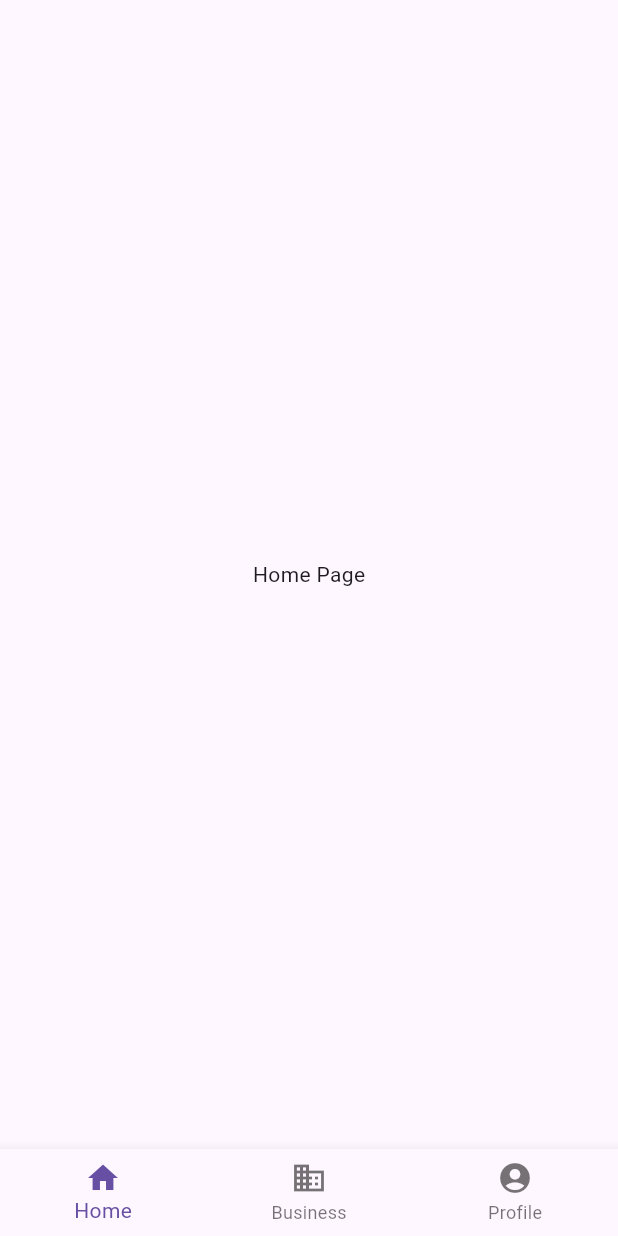
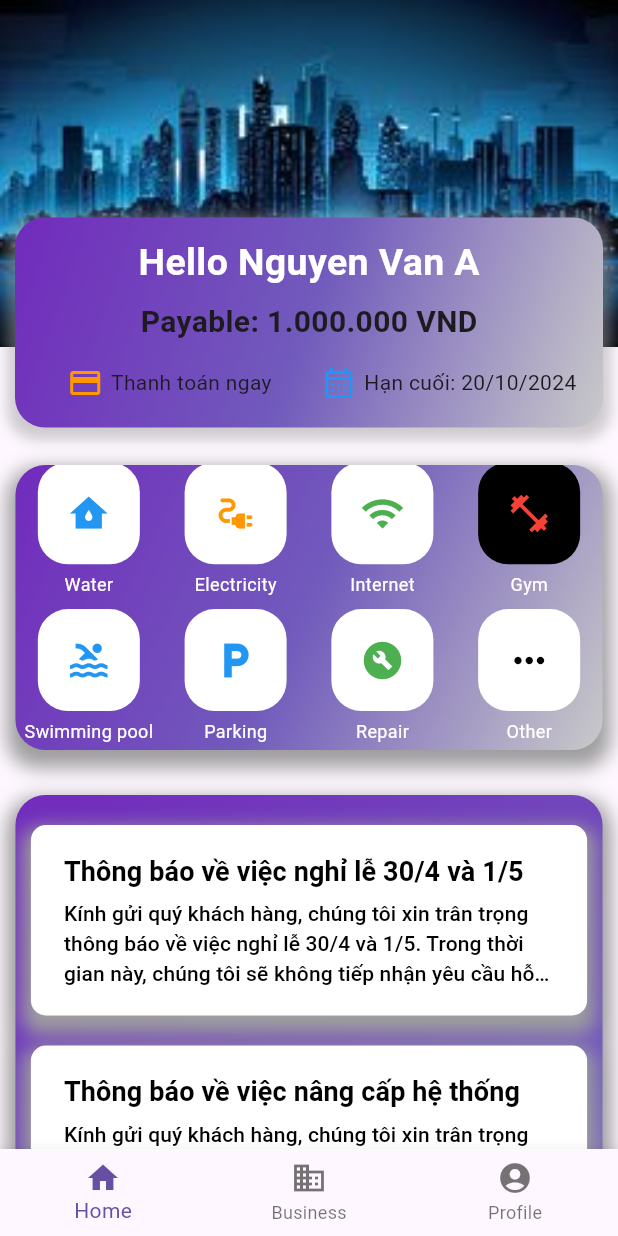
Before and after one commit to DATN-TP/FE, a Flutter app: the screen it shows after launch, after a tap on "Login", on a phone screen of 412 x 824 dp. Run offline on Flutter 3.47's test engine with Material 3 defaults, Android fonts, the phone set to English and light mode, and no system bars; our stand-ins replace easy_localization, fluttertoast, font_awesome_flutter, hive, hive_flutter, local_auth; accounts and stored records are empty; Roboto replaces fonts that are missing (Times New Roman).

Commit message:
create ui : home

```diff
--- /dev/null
+++ b/lib/data/config/colors.dart
@@ -0,0 +1,6 @@
+import 'dart:ui';
+
+class Colors {
+  Color cl1 = Color(0xFFac3bff);
+  Color cl2 = Color.fromARGB(255, 179, 159, 176);
+}
--- /dev/null
+++ b/lib/data/data/list_news.dart
@@ -0,0 +1,24 @@
+class ListNews {
+  static const List<Object> news = [
+    {
+      'title': 'Thông báo về việc nghỉ lễ 30/4 và 1/5',
+      'content':
+          'Kính gửi quý khách hàng, chúng tôi xin trân trọng thông báo về việc nghỉ lễ 30/4 và 1/5. Trong thời gian này, chúng tôi sẽ không tiếp nhận yêu cầu hỗ trợ. Xin cảm ơn!',
+    },
+    {
+      'title': 'Thông báo về việc nâng cấp hệ thống',
+      'content':
+          'Kính gửi quý khách hàng, chúng tôi xin trân trọng thông báo về việc nâng cấp hệ thống. Trong thời gian này, chúng tôi sẽ không tiếp nhận yêu cầu hỗ trợ. Xin cảm ơn!',
+    },
+    {
+      'title': 'Thông báo về việc nâng cấp hệ thống điện',
+      'content':
+          'Kính gửi quý khách hàng, chúng tôi xin trân trọng thông báo về việc nâng cấp hệ thống điện. Trong thời gian này, chúng tôi sẽ không tiếp nhận yêu cầu hỗ trợ. Xin cảm ơn!',
+    },
+    {
+      'title': 'Thông báo về việc nâng cấp hệ thống máy chủ',
+      'content':
+          'Kính gửi quý khách hàng, chúng tôi xin trân trọng thông báo về việc nâng cấp hệ thống máy chủ. Trong thời gian này, chúng tôi sẽ không tiếp nhận yêu cầu hỗ trợ. Xin cảm ơn!',
+    }
+  ];
+}
--- /dev/null
+++ b/lib/data/data/list_services.dart
@@ -0,0 +1,54 @@
+import 'package:flutter/material.dart';
+
+class ListServices {
+  static const List<Object> services = [
+    {
+      'name': 'Water',
+      'icon': Icon(Icons.water_damage),
+      'color': Colors.blue,
+      'background': Colors.white,
+    },
+    {
+      'name': 'Electricity',
+      'icon': Icon(Icons.electrical_services),
+      'color': Colors.orange,
+      'background': Colors.white,
+    },
+    {
+      'name': 'Internet',
+      'icon': Icon(Icons.wifi),
+      'color': Colors.green,
+      'background': Colors.white,
+    },
+    {
+      'name': 'Gym',
+      'icon': Icon(Icons.fitness_center),
+      'color': Colors.red,
+      'background': Colors.black,
+    },
+    {
+      'name': 'Swimming pool',
+      'icon': Icon(Icons.pool),
+      'color': Colors.blue,
+      'background': Colors.white,
+    },
+    {
+      'name': 'Parking',
+      'icon': Icon(Icons.local_parking),
+      'color': Colors.blue,
+      'background': Colors.white,
+    },
+    {
+      'name': 'Repair',
+      'icon': Icon(Icons.build_circle),
+      'color': Colors.green,
+      'background': Colors.white,
+    },
+    {
+      'name': 'Other',
+      'icon': Icon(Icons.more_horiz),
+      'color': Colors.black,
+      'background': Colors.white,
+    },
+  ];
+}
--- a/lib/views/pages/home/home.dart
+++ b/lib/views/pages/home/home.dart
@@ -1,3 +1,6 @@
+import 'package:datn/views/pages/home/widget/menu.dart';
+import 'package:datn/views/pages/home/widget/news.dart';
+import 'package:datn/views/pages/home/widget/summary.dart';
 import 'package:datn/views/pages/profile/profile_page.dart';
 import 'package:flutter/material.dart';
 
@@ -61,9 +64,35 @@ class HomePage extends StatelessWidget {
 
   @override
   Widget build(BuildContext context) {
-    return const Center(
-      child: Text('Home Page'),
-    );
+    return Scaffold(
+        extendBody: true,
+        body: SingleChildScrollView(
+          physics: const BouncingScrollPhysics(),
+          child: Column(
+            mainAxisAlignment: MainAxisAlignment.start,
+            children: [
+              Stack(
+                children: [
+                  _renderImageBackGround(context),
+                  const Summary(),
+                ],
+              ),
+              const Menu(),
+              const News(),
+            ],
+          ),
+        ));
+  }
+
+  Widget _renderImageBackGround(BuildContext context) {
+    return SizedBox(
+        height: 300,
+        width: MediaQuery.of(context).size.width,
+        child: Image.asset(
+          'assets/images/city.png',
+          fit: BoxFit.fitWidth,
+          alignment: Alignment.topCenter,
+        ));
   }
 }
 
--- /dev/null
+++ b/lib/views/pages/home/widget/menu.dart
@@ -0,0 +1,90 @@
+import 'package:flutter/material.dart';
+import '../../../../data/data/list_services.dart';
+
+class Menu extends StatefulWidget {
+  const Menu({super.key});
+
+  @override
+  // ignore: library_private_types_in_public_api
+  _MenuState createState() => _MenuState();
+}
+
+class _MenuState extends State<Menu> {
+  final ScrollController _scrollController = ScrollController();
+
+  @override
+  void initState() {
+    super.initState();
+    WidgetsBinding.instance.addPostFrameCallback((_) {
+      _scrollController.jumpTo(_scrollController.position.maxScrollExtent);
+    });
+  }
+
+  @override
+  Widget build(BuildContext context) {
+    return Container(
+        margin: const EdgeInsets.symmetric(horizontal: 0, vertical: 10),
+        width: MediaQuery.of(context).size.width * 0.95,
+        height: 190,
+        decoration: const BoxDecoration(
+          boxShadow: [
+            BoxShadow(
+              color: Colors.grey,
+              blurRadius: 10,
+              spreadRadius: 5,
+              offset: Offset(0, 7),
+            ),
+          ],
+          gradient: LinearGradient(
+            begin: Alignment.topLeft,
+            end: Alignment.bottomRight,
+            colors: [
+              Color(0xff712BBC),
+              Color(0xff715BBC),
+              Color(0xffc9c9c9),
+            ],
+          ),
+          borderRadius: BorderRadius.all(
+            Radius.circular(20),
+          ),
+        ),
+        child: Align(
+            alignment: Alignment.topCenter,
+            child: GridView.count(
+              controller: _scrollController,
+              shrinkWrap: true,
+              crossAxisCount: 4,
+              children: ListServices.services.map((service) {
+                return Column(
+                  mainAxisAlignment: MainAxisAlignment.center,
+                  children: [
+                    Container(
+                      padding: const EdgeInsets.all(10),
+                      decoration: BoxDecoration(
+                        color:
+                            (service as Map<String, dynamic>)['background'] ??
+                                Colors.transparent,
+                        borderRadius:
+                            const BorderRadius.all(Radius.circular(20)),
+                      ),
+                      child: IconButton(
+                        icon: (service as Map<String, dynamic>)['icon'],
+                        onPressed: () {},
+                        iconSize: 30,
+                        color: service['color'],
+                      ),
+                    ),
+                    const SizedBox(height: 5),
+                    Text(
+                      service['name'],
+                      style: const TextStyle(
+                        color: Colors.white,
+                        fontSize: 12,
+                      ),
+                    )
+                  ],
+                );
+              }).toList(),
+            )));
+  }
+}
--- /dev/null
+++ b/lib/views/pages/home/widget/news.dart
@@ -0,0 +1,46 @@
+import 'package:datn/views/pages/home/widget/news_item.dart';
+import 'package:flutter/material.dart';
+import 'package:datn/data/data/list_news.dart';
+
+class News extends StatelessWidget {
+  const News({super.key});
+
+  @override
+  Widget build(BuildContext context) {
+    return Container(
+      width: MediaQuery.of(context).size.width * 0.95,
+      margin: const EdgeInsets.only(bottom: 20, top: 20),
+      decoration: BoxDecoration(
+        borderRadius: BorderRadius.circular(20),
+        boxShadow: const [
+          BoxShadow(
+            color: Colors.grey,
+            blurRadius: 10,
+            spreadRadius: 5,
+            offset: Offset(0, 7),
+          ),
+        ],
+        gradient: const LinearGradient(
+          begin: Alignment.topLeft,
+          end: Alignment.bottomRight,
+          colors: [
+            Color(0xff712BBC),
+            Color(0xff715BBC),
+            Color(0xffc9c9c9),
+          ],
+        ),
+      ),
+      child: Container(
+        padding: const EdgeInsets.fromLTRB(10, 20, 10, 10),
+        child: Column(
+          children: ListNews.news.map((news) {
+            return NewsItem(
+              title: (news as Map)['title'],
+              content: (news)['content'],
+            );
+          }).toList(),
+        ),
+      ),
+    );
+  }
+}
--- /dev/null
+++ b/lib/views/pages/home/widget/news_item.dart
@@ -0,0 +1,68 @@
+import 'package:flutter/material.dart';
+
+class NewsItem extends StatelessWidget {
+  const NewsItem({
+    super.key,
+    required this.title,
+    required this.content,
+  });
+
+  final String title;
+  final String content;
+
+  @override
+  Widget build(BuildContext context) {
+    return Container(
+      width: MediaQuery.of(context).size.width * 0.9,
+      margin: const EdgeInsets.only(bottom: 20),
+      padding: const EdgeInsets.all(10),
+      decoration: BoxDecoration(
+        color: Colors.white,
+        borderRadius: BorderRadius.circular(10),
+        boxShadow: const [
+          BoxShadow(
+            color: Colors.grey,
+            blurRadius: 10,
+            spreadRadius: 5,
+            offset: Offset(0, 7),
+          ),
+        ],
+      ),
+      child: Column(
+        children: [
+          TextButton(
+              onPressed: () {},
+              child: Column(
+                mainAxisAlignment: MainAxisAlignment.center,
+                crossAxisAlignment: CrossAxisAlignment.start,
+                children: [
+                  Text(
+                    title,
+                    maxLines: 1,
+                    overflow: TextOverflow.ellipsis,
+                    style: const TextStyle(
+                      fontSize: 18,
+                      fontWeight: FontWeight.bold,
+                      color: Colors.black,
+                      fontFamily: 'Times New Roman',
+                    ),
+                  ),
+                  Padding(
+                    padding: const EdgeInsets.only(top: 5),
+                    child: Text(
+                      content,
+                      maxLines: 3,
+                      overflow: TextOverflow.ellipsis,
+                      style: const TextStyle(
+                        fontSize: 14,
+                        color: Colors.black,
+                      ),
+                    ),
+                  ),
+                ],
+              ))
+        ],
+      ),
+    );
+  }
+}
--- /dev/null
+++ b/lib/views/pages/home/widget/pay_now_button.dart
@@ -0,0 +1,28 @@
+import 'package:flutter/material.dart';
+
+class PayNowButton extends StatelessWidget {
+  const PayNowButton({super.key});
+
+  @override
+  Widget build(BuildContext context) {
+    return GestureDetector(
+      onTap: () {
+        Navigator.pushNamed(context, '/billsPay');
+      },
+      child: SizedBox(
+        height: 40,
+        width: MediaQuery.of(context).size.width / 2 - 20,
+        child: const Center(
+          child: Row(
+            mainAxisAlignment: MainAxisAlignment.center,
+            children: [
+              Icon(Icons.payment, color: Colors.orange),
+              SizedBox(width: 5),
+              Text('Thanh toán ngay'),
+            ],
+          ),
+        ),
+      ),
+    );
+  }
+}
--- /dev/null
+++ b/lib/views/pages/home/widget/summary.dart
@@ -0,0 +1,89 @@
+import 'package:datn/views/pages/home/widget/pay_now_button.dart';
+import 'package:flutter/material.dart';
+
+class Summary extends StatelessWidget {
+  const Summary({super.key});
+
+  @override
+  Widget build(BuildContext context) {
+    return Positioned(
+      bottom: 15,
+      left: 10,
+      right: 10,
+      child: Container(
+        padding: const EdgeInsets.all(10),
+        decoration: BoxDecoration(
+          // color: Colors.blue.shade200.withOpacity(0.7),
+          gradient: const LinearGradient(
+            begin: Alignment.topLeft,
+            end: Alignment.bottomRight,
+            colors: [
+              Color(0xff712BBC),
+              Color(0xff715BBC),
+              Color(0xffc9c9c9),
+            ],
+          ),
+          borderRadius: BorderRadius.circular(20),
+          boxShadow: [
+            BoxShadow(
+              color: Colors.grey.withOpacity(0.5),
+              spreadRadius: 5,
+              blurRadius: 7,
+              offset: const Offset(0, 3),
+            ),
+          ],
+        ),
+        child: Column(
+          crossAxisAlignment: CrossAxisAlignment.start,
+          children: [
+            const SizedBox(
+              height: 40,
+              child: Align(
+                alignment: Alignment.center,
+                child: Text(
+                  'Hello ${'Nguyen Van A'}',
+                  style: TextStyle(
+                      fontSize: 25,
+                      fontWeight: FontWeight.bold,
+                      color: Colors.white),
+                ),
+              ),
+            ),
+            const SizedBox(
+              height: 40,
+              child: Align(
+                alignment: Alignment.center,
+                child: Text(
+                  'Payable: 1.000.000 VND',
+                  style: TextStyle(
+                    fontSize: 20,
+                    fontWeight: FontWeight.bold,
+                  ),
+                ),
+              ),
+            ),
+            Row(
+              children: [
+                PayNowButton(),
+                SizedBox(
+                  height: 40,
+                  width: MediaQuery.of(context).size.width / 2 - 20,
+                  child: const Center(
+                    child: Row(
+                      mainAxisAlignment: MainAxisAlignment.center,
+                      children: [
+                        Icon(Icons.calendar_month_outlined, color: Colors.blue),
+                        SizedBox(width: 5),
+                        Text('Hạn cuối: 20/10/2024'),
+                      ],
+                    ),
+                  ),
+                )
+              ],
+            )
+          ],
+        ),
+      ),
+    );
+  }
+}
--- /dev/null
+++ b/lib/views/pages/pay/bills_pay.dart
@@ -0,0 +1,90 @@
+import 'package:flutter/material.dart';
+import 'package:flutter/widgets.dart';
+
+class BillsPay extends StatelessWidget {
+  const BillsPay({super.key});
+
+  @override
+  Widget build(BuildContext context) {
+    return const SafeArea(
+      child: DefaultTabController(
+        length: 4,
+        child: Scaffold(
+          appBar: TabBar(
+            tabAlignment: TabAlignment.fill,
+            dividerColor: Color(0xff712BBC),
+            labelColor: Color(0xff712BBC),
+            unselectedLabelColor: Colors.black,
+            labelStyle: TextStyle(
+              fontSize: 10,
+              fontWeight: FontWeight.bold,
+            ),
+            indicatorColor: Color(0xff712BBC),
+            tabs: [
+              Tab(
+                icon: Icon(Icons.home_rounded),
+                text: 'Rent',
+              ),
+              Tab(
+                icon: Icon(Icons.electrical_services),
+                text: 'Electricity',
+              ),
+              Tab(
+                icon: Icon(Icons.water),
+                text: 'Water',
+              ),
+              Tab(
+                icon: Icon(Icons.sign_language),
+                text: 'Service',
+              ),
+            ],
+          ),
+          body: const TabBarView(
+            children: [
+              Rent(),
+              Electricity(),
+              Water(),
+              Service(),
+            ],
+          ),
+        ),
+      ),
+    );
+  }
+}
+
+class Rent extends StatelessWidget {
+  const Rent({super.key});
+
+  @override
+  Widget build(BuildContext context) {
+    return Scaffold();
+  }
+}
+
+class Electricity extends StatelessWidget {
+  const Electricity({super.key});
+
+  @override
+  Widget build(BuildContext context) {
+    return Scaffold();
+  }
+}
+
+class Water extends StatelessWidget {
+  const Water({super.key});
+
+  @override
+  Widget build(BuildContext context) {
+    return Scaffold();
+  }
+}
+
+class Service extends StatelessWidget {
+  const Service({super.key});
+
+  @override
+  Widget build(BuildContext context) {
+    return Scaffold();
+  }
+}
--- /dev/null
+++ b/lib/views/pages/rent/rent_page.dart
@@ -0,0 +1,21 @@
+import 'package:flutter/material.dart';
+
+class RentPage extends StatelessWidget {
+  const RentPage({super.key});
+
+  @override
+  Widget build(BuildContext context) {
+    return Scaffold(
+        body: const Center(
+      child: Column(
+        mainAxisAlignment: MainAxisAlignment.center,
+        children: const <Widget>[
+          Text(
+            'Rent Page',
+            style: TextStyle(fontSize: 30),
+          ),
+        ],
+      ),
+    ));
+  }
+}
--- a/lib/views/routes/routes.dart
+++ b/lib/views/routes/routes.dart
@@ -1,5 +1,6 @@
 import 'package:datn/views/pages/home/home.dart';
 import 'package:datn/views/pages/otp/getOTP.dart';
+import 'package:datn/views/pages/pay/bills_pay.dart';
 import 'package:flutter/material.dart';
 import 'package:datn/views/pages/login/login.dart';
 import 'package:datn/views/pages/signup/signup.dart';
@@ -9,6 +10,7 @@ class Routes {
   static const String login = '/login';
   static const String home = '/home';
   static const String getotp = '/getotp';
+  static const String billsPay = '/billsPay';
 
   static Route<dynamic> generateRoute(RouteSettings settings) {
     switch (settings.name) {
@@ -20,6 +22,8 @@ class Routes {
         return MaterialPageRoute(builder: (_) => const Home());
       case getotp:
         return MaterialPageRoute(builder: (_) => const Getotp());
+      case billsPay:
+        return MaterialPageRoute(builder: (_) => const BillsPay());
       default:
         return MaterialPageRoute(
           builder: (_) => Scaffold(
--- a/pubspec.yaml
+++ b/pubspec.yaml
@@ -70,6 +70,7 @@ flutter:
     - assets/translations/
 
     - assets/images/sentotp.png
+    - assets/images/city.png
 
   # To add assets to your application, add an assets section, like this:
   # assets:
```
Also changed, not shown: assets/images/city.png (added).
